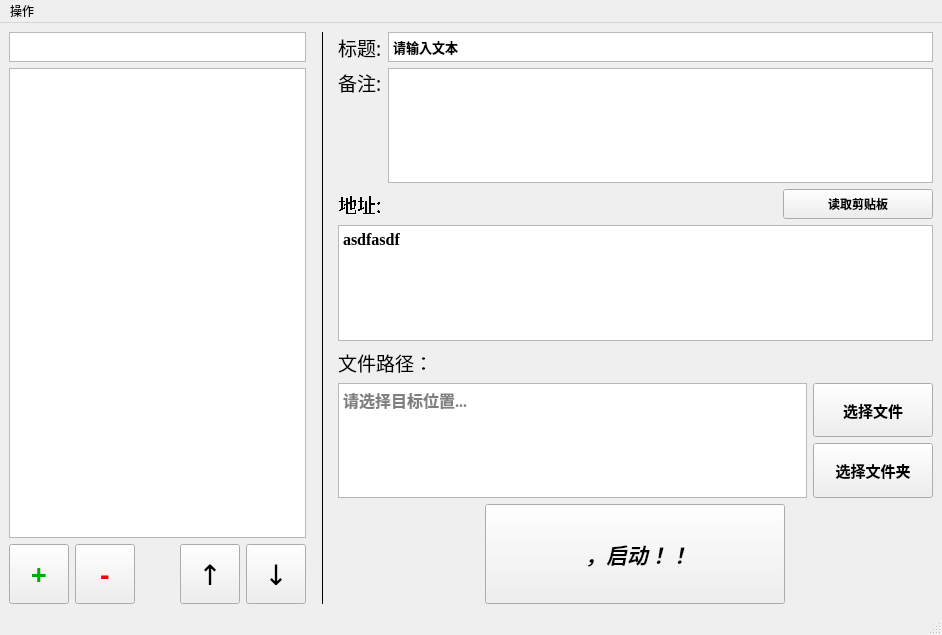
Qt form sources/toolkit.ui (Pillowe582/toolkit) before a commit.
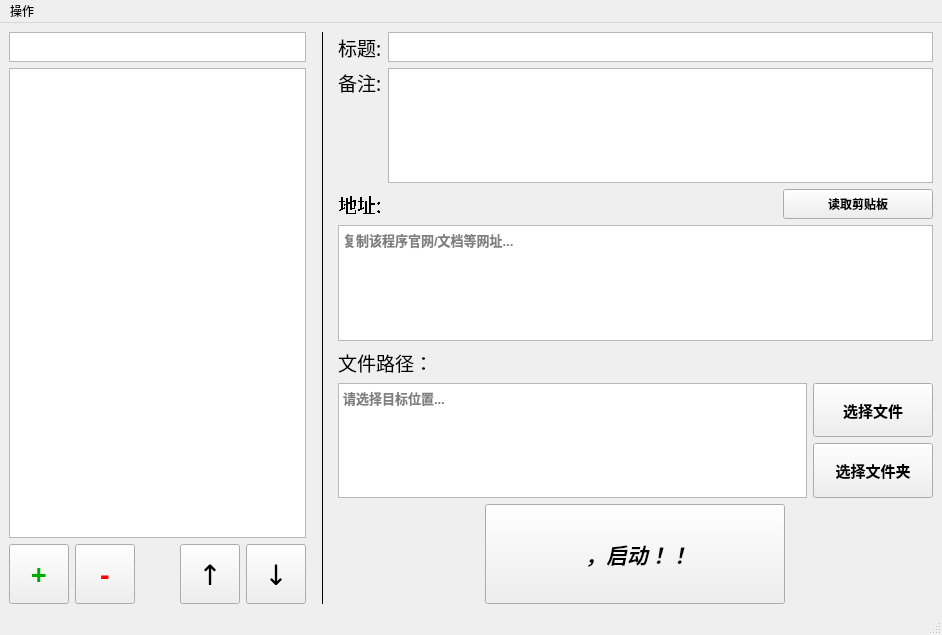
The same form after that commit. Icons and pictures are not drawn.

Patch:
```diff
--- a/sources/toolkit.ui
+++ b/sources/toolkit.ui
@@ -581,7 +581,7 @@
            <bool>false</bool>
           </property>
           <property name="plainText">
-           <string>请输入文本</string>
+           <string/>
           </property>
           <property name="backgroundVisible">
            <bool>false</bool>
@@ -714,10 +714,8 @@
           </property>
           <property name="font">
            <font>
-            <family>Times New Roman</family>
-            <pointsize>12</pointsize>
+            <pointsize>10</pointsize>
             <bold>true</bold>
-            <stylestrategy>PreferAntialias</stylestrategy>
            </font>
           </property>
           <property name="tabletTracking">
@@ -739,8 +737,8 @@
 hr { height: 1px; border-width: 0; }
 li.unchecked::marker { content: &quot;\2610&quot;; }
 li.checked::marker { content: &quot;\2612&quot;; }
-&lt;/style&gt;&lt;/head&gt;&lt;body style=&quot; font-family:'Times New Roman'; font-size:12pt; font-weight:700; font-style:normal;&quot;&gt;
-&lt;p style=&quot; margin-top:0px; margin-bottom:0px; margin-left:0px; margin-right:0px; -qt-block-indent:0; text-indent:0px;&quot;&gt;asdfasdf&lt;/p&gt;&lt;/body&gt;&lt;/html&gt;</string>
+&lt;/style&gt;&lt;/head&gt;&lt;body style=&quot; font-family:'Microsoft YaHei UI'; font-size:10pt; font-weight:700; font-style:normal;&quot;&gt;
+&lt;p style=&quot;-qt-paragraph-type:empty; margin-top:0px; margin-bottom:0px; margin-left:0px; margin-right:0px; -qt-block-indent:0; text-indent:0px;&quot;&gt;&lt;br /&gt;&lt;/p&gt;&lt;/body&gt;&lt;/html&gt;</string>
           </property>
           <property name="overwriteMode">
            <bool>false</bool>
@@ -961,10 +959,8 @@
           </property>
           <property name="font">
            <font>
-            <family>Times New Roman</family>
-            <pointsize>12</pointsize>
+            <pointsize>10</pointsize>
             <bold>true</bold>
-            <stylestrategy>PreferAntialias</stylestrategy>
            </font>
           </property>
           <property name="frameShape">
```
